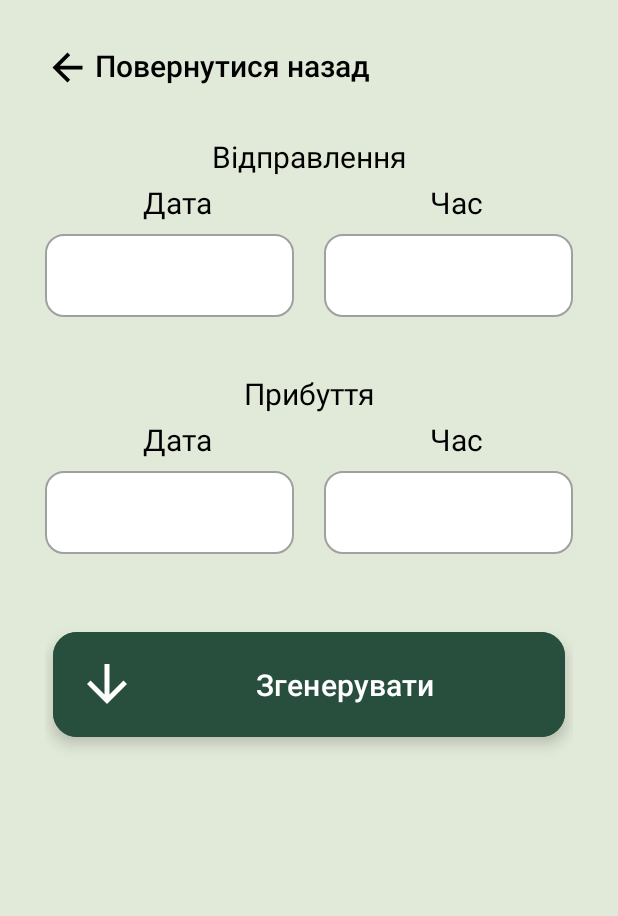
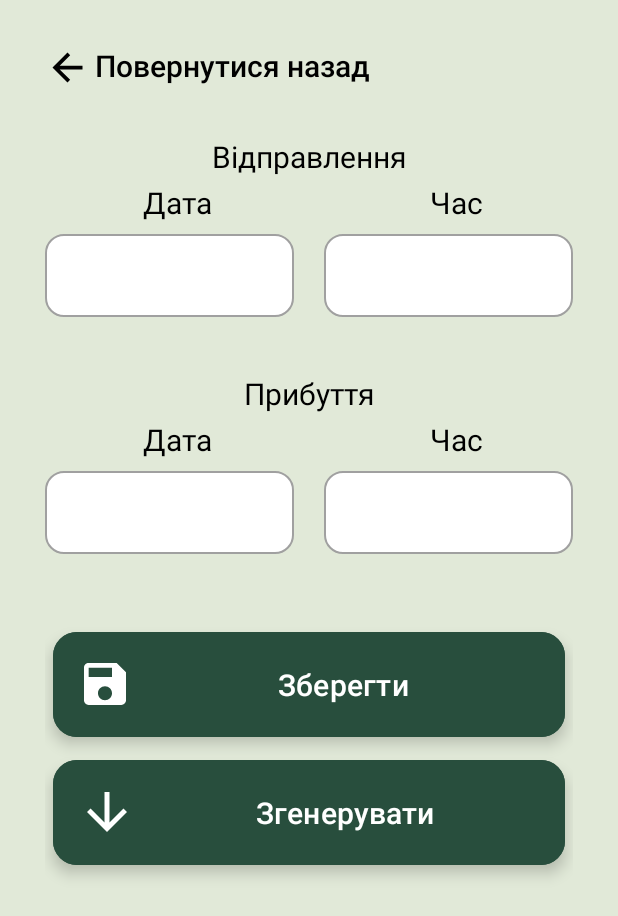
Before and after one commit to NazariiHuliak/TicketGenarator, an Android app: the EnterTicketDataTime screen opened directly, with no data from a screen before it, on a phone screen of 412 x 824 dp. Shown: the top 916 px of the screen. Run offline under Robolectric (Android 15) with nearby library versions, the phone set to English and light mode, and no system bars; 1 statement that could not run was skipped.

Commit message:
- added opportunity to create similar ticket - fixed bug with leaks in DB - added extra button in EnterTicketDataTime to save but not generate ticket

```diff
--- a/app/src/main/java/com/example/ticketgeneratorproject/DataBase/DataBaseAdapter.kt
+++ b/app/src/main/java/com/example/ticketgeneratorproject/DataBase/DataBaseAdapter.kt
@@ -28,7 +28,7 @@ class DataBaseAdapter(private val context: Context) {
             put(DataBaseHelper.SEAT, ticket.seat)
             put(DataBaseHelper.PRICE, ticket.price)
             put(DataBaseHelper.CURRENCY, ticket.currency.name)
-            put(DataBaseHelper.PURCHASE_TIME, ticket.purchaseTime.Date + " " + ticket.purchaseTime.Time)
+            put(DataBaseHelper.PURCHASE_TIME, ticket.purchaseDateTime.Date + " " + ticket.purchaseDateTime.Time)
         }
         return database.insert(DataBaseHelper.TABLE_NAME, null, values)
     }
@@ -48,7 +48,7 @@ class DataBaseAdapter(private val context: Context) {
             put(DataBaseHelper.SEAT, ticket.seat)
             put(DataBaseHelper.PRICE, ticket.price)
             put(DataBaseHelper.CURRENCY, ticket.currency.name)
-            put(DataBaseHelper.PURCHASE_TIME, ticket.purchaseTime.Date + " " + ticket.purchaseTime.Time)
+            put(DataBaseHelper.PURCHASE_TIME, ticket.purchaseDateTime.Date + " " + ticket.purchaseDateTime.Time)
         }
 
         val whereClause = "${DataBaseHelper.TICKET_ID} = ?"
@@ -95,4 +95,7 @@ class DataBaseAdapter(private val context: Context) {
         }
         return tickets
     }
+    fun closeDB(){
+        database.close()
+    }
 }
--- a/app/src/main/java/com/example/ticketgeneratorproject/MainActivity.kt
+++ b/app/src/main/java/com/example/ticketgeneratorproject/MainActivity.kt
@@ -64,6 +64,8 @@ class MainActivity : AppCompatActivity() {
             val intent = Intent(this, EnterTicketData::class.java)
             startActivity(intent)
         }
+
+        dbAdapter.closeDB()
     }
     @Deprecated("Deprecated in Java")
     override fun onBackPressed() {
--- /dev/null
+++ b/app/src/main/res/drawable/copy_icon.xml
@@ -0,0 +1,5 @@
+<vector android:height="24dp" android:tint="#FFFFFF"
+    android:viewportHeight="24" android:viewportWidth="24"
+    android:width="24dp" xmlns:android="http://schemas.android.com/apk/res/android">
+    <path android:fillColor="@android:color/white" android:pathData="M16,1L4,1c-1.1,0 -2,0.9 -2,2v14h2L4,3h12L16,1zM19,5L8,5c-1.1,0 -2,0.9 -2,2v14c0,1.1 0.9,2 2,2h11c1.1,0 2,-0.9 2,-2L21,7c0,-1.1 -0.9,-2 -2,-2zM19,21L8,21L8,7h11v14z"/>
+</vector>
--- /dev/null
+++ b/app/src/main/res/drawable/save_icon.xml
@@ -0,0 +1,5 @@
+<vector android:height="24dp" android:tint="#FFFFFF"
+    android:viewportHeight="24" android:viewportWidth="24"
+    android:width="24dp" xmlns:android="http://schemas.android.com/apk/res/android">
+    <path android:fillColor="@android:color/white" android:pathData="M17,3L5,3c-1.11,0 -2,0.9 -2,2v14c0,1.1 0.89,2 2,2h14c1.1,0 2,-0.9 2,-2L21,7l-4,-4zM12,19c-1.66,0 -3,-1.34 -3,-3s1.34,-3 3,-3 3,1.34 3,3 -1.34,3 -3,3zM15,9L5,9L5,5h10v4z"/>
+</vector>
--- a/app/src/main/res/layout/activity_enter_ticket_data_time.xml
+++ b/app/src/main/res/layout/activity_enter_ticket_data_time.xml
@@ -286,10 +286,25 @@
                 </LinearLayout>
             </LinearLayout>
             <com.google.android.material.floatingactionbutton.ExtendedFloatingActionButton
+                android:id="@+id/save_ticket"
+                android:layout_width="match_parent"
+                android:layout_height="70dp"
+                android:layout_marginTop="30dp"
+                android:layout_marginLeft="5dp"
+                android:layout_marginRight="5dp"
+                android:layout_gravity="bottom|center"
+                android:text="Зберегти"
+                app:icon="@drawable/save_icon"
+                android:backgroundTint="@color/dark_green"
+                android:textColor="@color/white"
+                android:textSize="20dp"
+                app:iconSize="37dp"
+                app:iconTint="@color/white"/>
+            <com.google.android.material.floatingactionbutton.ExtendedFloatingActionButton
                 android:id="@+id/generate_ticket"
                 android:layout_width="match_parent"
                 android:layout_height="70dp"
-                android:layout_marginTop="30dp"
+                android:layout_marginTop="15dp"
                 android:layout_marginLeft="5dp"
                 android:layout_marginRight="5dp"
                 android:layout_gravity="bottom|center"
```
Also changed, not shown: app/src/main/java/com/example/ticketgeneratorproject/DetailedInformationAboutTicket.kt (+9 -2 lines), app/src/main/java/com/example/ticketgeneratorproject/EditTicketDataActivity.kt (deleted, +0 -12 lines), app/src/main/java/com/example/ticketgeneratorproject/EnterTicketData.kt (+22 -21 lines), app/src/main/java/com/example/ticketgeneratorproject/EnterTicketDataTime.kt (+63 -12 lines), app/src/main/java/com/example/ticketgeneratorproject/Entities/TicketModel.kt (+15 -3 lines), app/src/main/res/layout/activity_detailed_information_about_ticket.xml (+16 -1 lines), app/src/main/res/layout/activity_edit_ticket_data.xml (deleted, +0 -8 lines).
